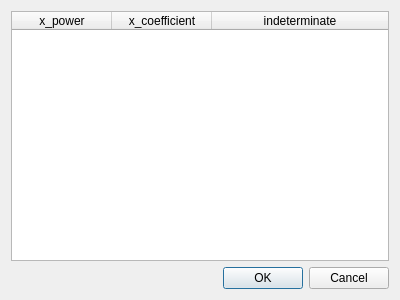
First picture: the form in polynomial-solver/LoadCsvDataDialog.ui, repository aczarnas/polynomial-solver, before the edit.
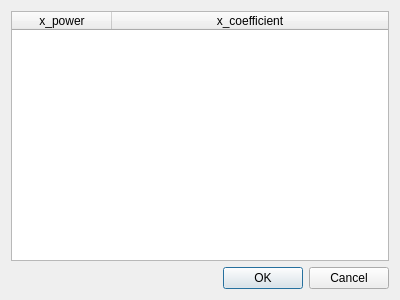
Second picture: the form after the edit.

Commit message: removed unused column

The edit to the form file:
```diff
--- a/polynomial-solver/LoadCsvDataDialog.ui
+++ b/polynomial-solver/LoadCsvDataDialog.ui
@@ -30,6 +30,9 @@
          <verstretch>1</verstretch>
         </sizepolicy>
        </property>
+       <property name="columnCount">
+        <number>2</number>
+       </property>
        <attribute name="horizontalHeaderShowSortIndicator" stdset="0">
         <bool>false</bool>
        </attribute>
@@ -46,11 +49,6 @@
          <string>x_coefficient</string>
         </property>
        </column>
-       <column>
-        <property name="text">
-         <string>indeterminate</string>
-        </property>
-       </column>
       </widget>
      </item>
      <item>
```
